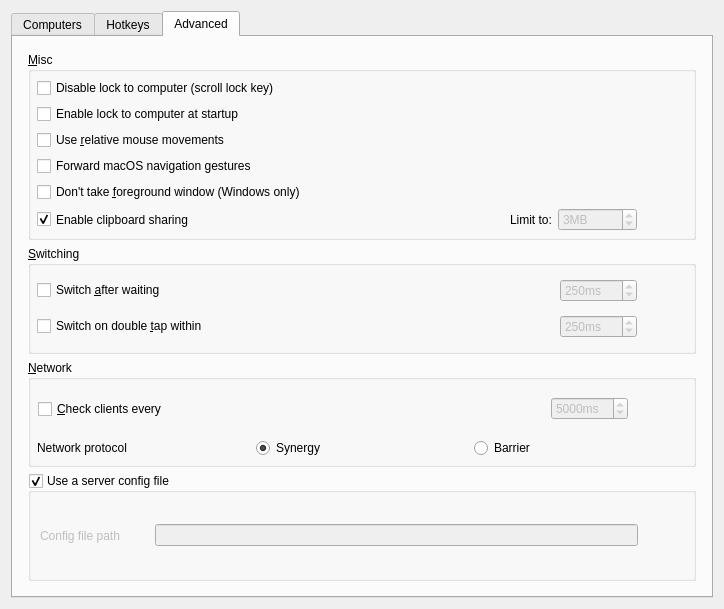
Qt form src/lib/gui/dialogs/ServerConfigDialog.ui (lxf82dev/deskflow) before a commit.
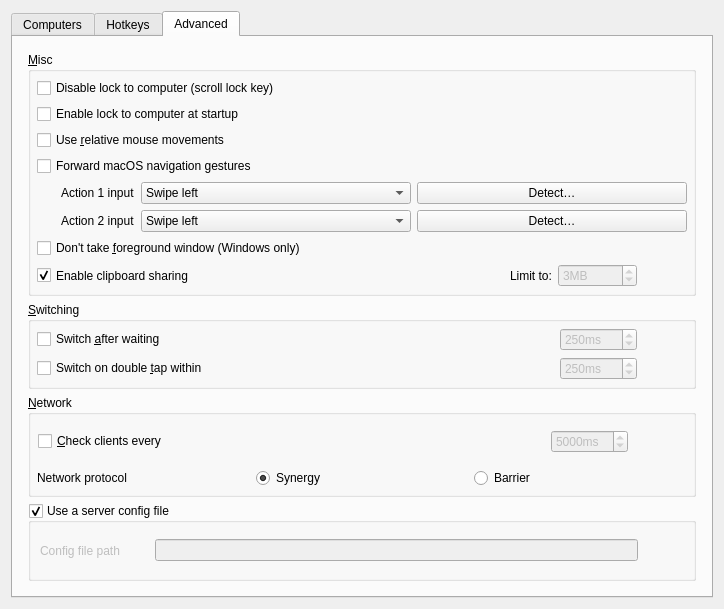
The same form after that commit. The open tabs and pages were chosen to show the change. Icons and pictures are not drawn. Custom widgets are drawn as their Qt base class.

Commit message: feat: add configurable navigation gesture mappings

Diff of the .ui file:
```diff
--- a/src/lib/gui/dialogs/ServerConfigDialog.ui
+++ b/src/lib/gui/dialogs/ServerConfigDialog.ui
@@ -377,6 +377,60 @@
             </property>
            </widget>
           </item>
+          <item>
+           <widget class="QWidget" name="widgetMacNavigationGestureMappings" native="true">
+            <layout class="QFormLayout" name="formMacNavigationGestureMappings">
+             <property name="leftMargin"><number>24</number></property>
+             <property name="topMargin"><number>0</number></property>
+             <property name="rightMargin"><number>0</number></property>
+             <property name="bottomMargin"><number>0</number></property>
+             <item row="0" column="0">
+              <widget class="QLabel" name="labelMacNavigationAction1">
+               <property name="text"><string>Action 1 input</string></property>
+              </widget>
+             </item>
+             <item row="0" column="1">
+              <layout class="QHBoxLayout" name="layoutMacNavigationAction1">
+               <item>
+                <widget class="QComboBox" name="comboMacNavigationAction1">
+                 <item><property name="text"><string>Swipe left</string></property></item>
+                 <item><property name="text"><string>Swipe right</string></property></item>
+                 <item><property name="text"><string>Swipe up</string></property></item>
+                 <item><property name="text"><string>Swipe down</string></property></item>
+                </widget>
+               </item>
+               <item>
+                <widget class="QPushButton" name="buttonDetectMacNavigationAction1">
+                 <property name="text"><string>Detect…</string></property>
+                </widget>
+               </item>
+              </layout>
+             </item>
+             <item row="1" column="0">
+              <widget class="QLabel" name="labelMacNavigationAction2">
+               <property name="text"><string>Action 2 input</string></property>
+              </widget>
+             </item>
+             <item row="1" column="1">
+              <layout class="QHBoxLayout" name="layoutMacNavigationAction2">
+               <item>
+                <widget class="QComboBox" name="comboMacNavigationAction2">
+                 <item><property name="text"><string>Swipe left</string></property></item>
+                 <item><property name="text"><string>Swipe right</string></property></item>
+                 <item><property name="text"><string>Swipe up</string></property></item>
+                 <item><property name="text"><string>Swipe down</string></property></item>
+                </widget>
+               </item>
+               <item>
+                <widget class="QPushButton" name="buttonDetectMacNavigationAction2">
+                 <property name="text"><string>Detect…</string></property>
+                </widget>
+               </item>
+              </layout>
+             </item>
+            </layout>
+           </widget>
+          </item>
           <item>
            <widget class="QCheckBox" name="cbWin32KeepForeground">
             <property name="enabled">
```
Left out of the diff: 2 changed lines with no effect on the pictures. The commit also changes 43 other files.
